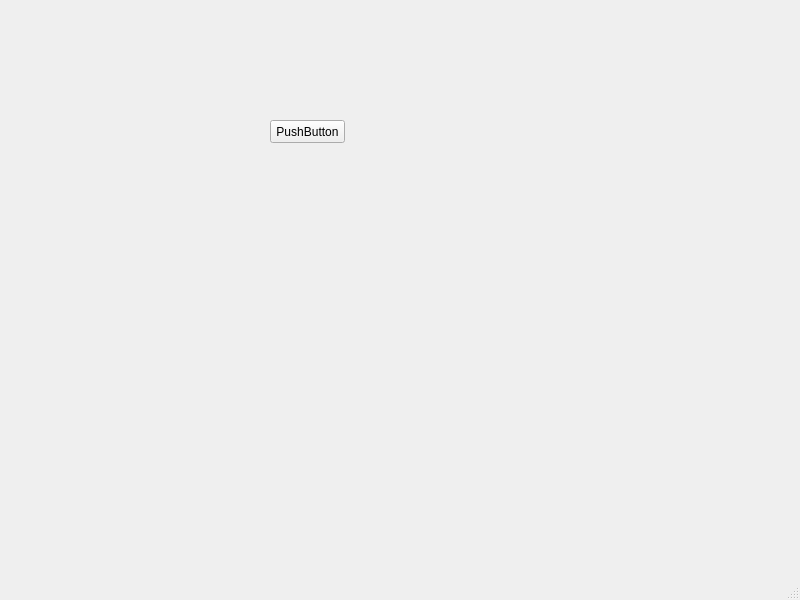
Old version of the form ui/mainwindow.ui in the repository FoxMD/Finance.
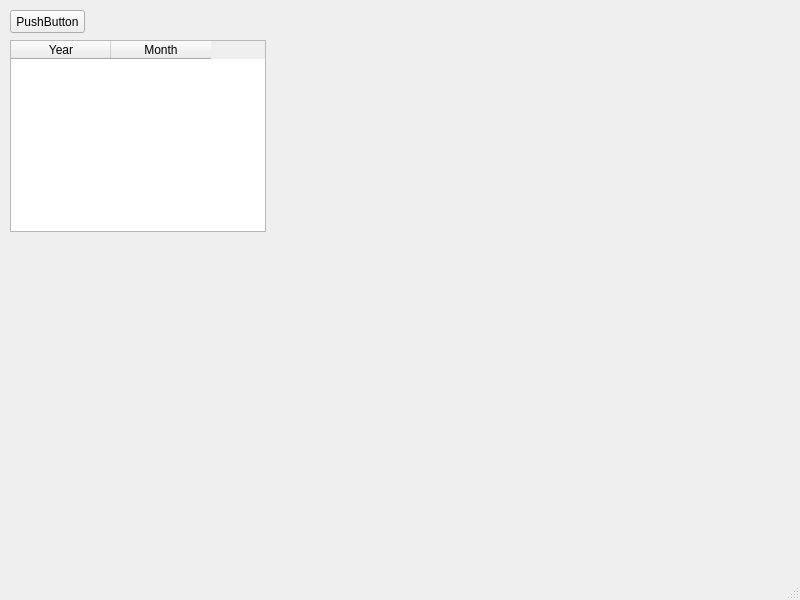
New version of the form.

Commit message: UI - can read files

The edit to the form file:
```diff
--- a/ui/mainwindow.ui
+++ b/ui/mainwindow.ui
@@ -17,8 +17,8 @@
    <widget class="QPushButton" name="pushButton">
     <property name="geometry">
      <rect>
-      <x>270</x>
-      <y>120</y>
+      <x>10</x>
+      <y>10</y>
       <width>75</width>
       <height>23</height>
      </rect>
@@ -27,6 +27,26 @@
      <string>PushButton</string>
     </property>
    </widget>
+   <widget class="QTableWidget" name="tableWidget">
+    <property name="geometry">
+     <rect>
+      <x>10</x>
+      <y>40</y>
+      <width>256</width>
+      <height>192</height>
+     </rect>
+    </property>
+    <column>
+     <property name="text">
+      <string>Year</string>
+     </property>
+    </column>
+    <column>
+     <property name="text">
+      <string>Month</string>
+     </property>
+    </column>
+   </widget>
   </widget>
   <widget class="QMenuBar" name="menubar">
    <property name="geometry">
```
The commit also changes 3 other files.
